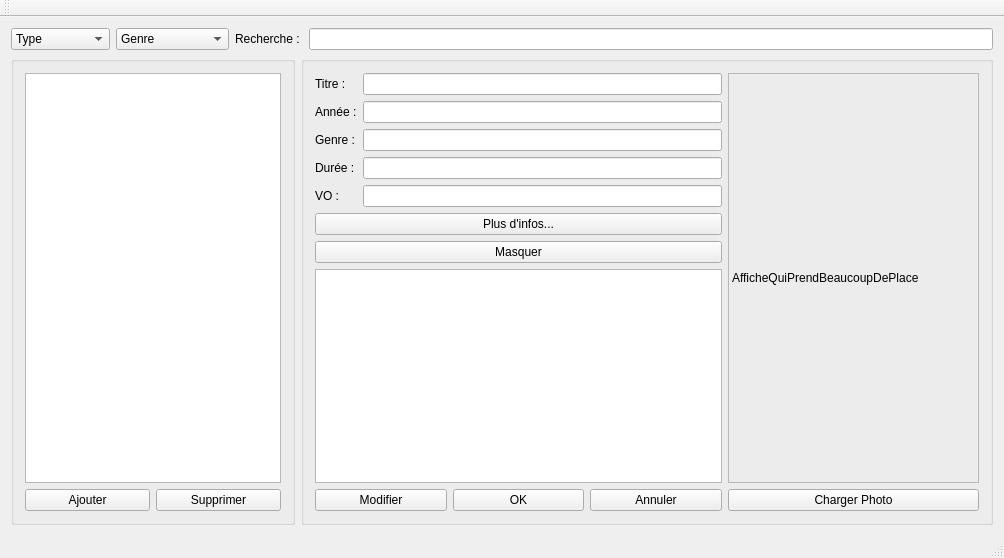
Before: the Qt Designer form Application/Interface/mainwindow.ui in formationc-aelion/ProjectEquipe1, drawn with Qt 5.
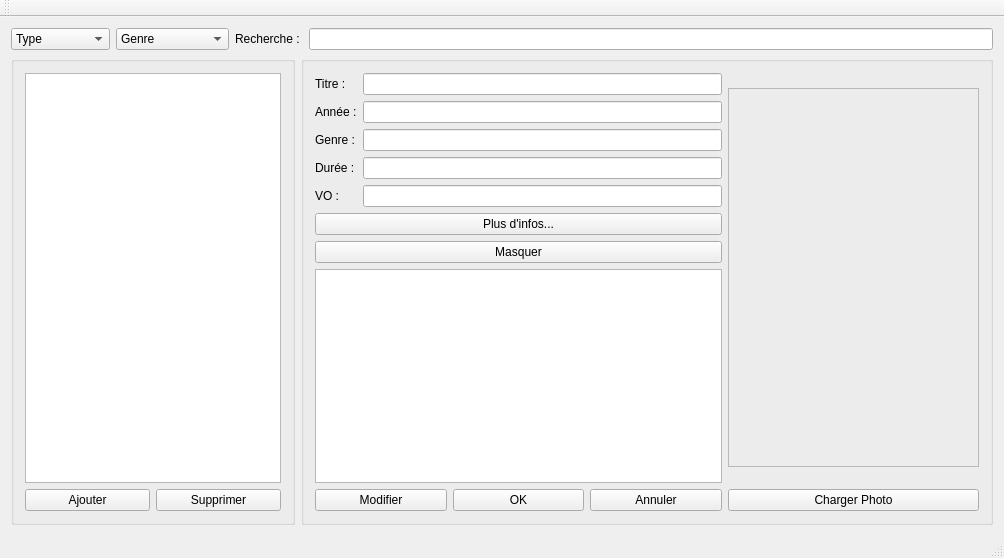
After: the same form once the commit is applied.

```diff
--- a/Application/Interface/mainwindow.ui
+++ b/Application/Interface/mainwindow.ui
@@ -132,6 +132,12 @@
            <height>371</height>
           </size>
          </property>
+         <property name="maximumSize">
+          <size>
+           <width>251</width>
+           <height>379</height>
+          </size>
+         </property>
          <property name="frameShape">
           <enum>QFrame::StyledPanel</enum>
          </property>
@@ -139,7 +145,10 @@
           <number>11</number>
          </property>
          <property name="text">
-          <string>AfficheQuiPrendBeaucoupDePlace</string>
+          <string/>
+         </property>
+         <property name="scaledContents">
+          <bool>true</bool>
          </property>
         </widget>
        </item>
```
